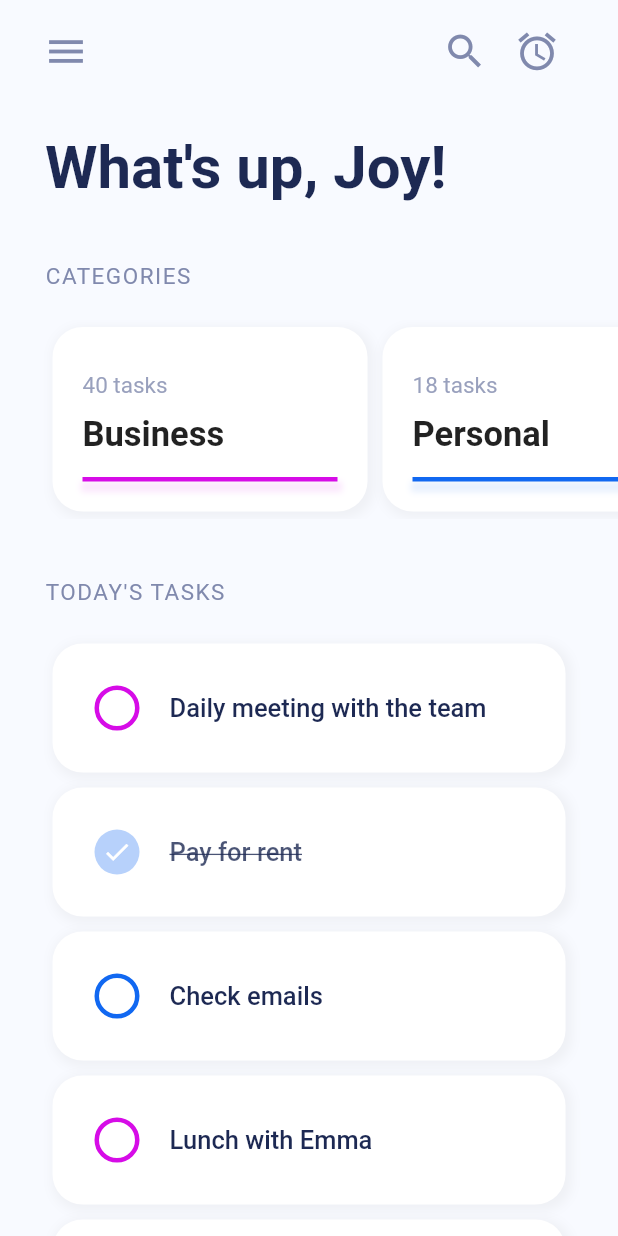
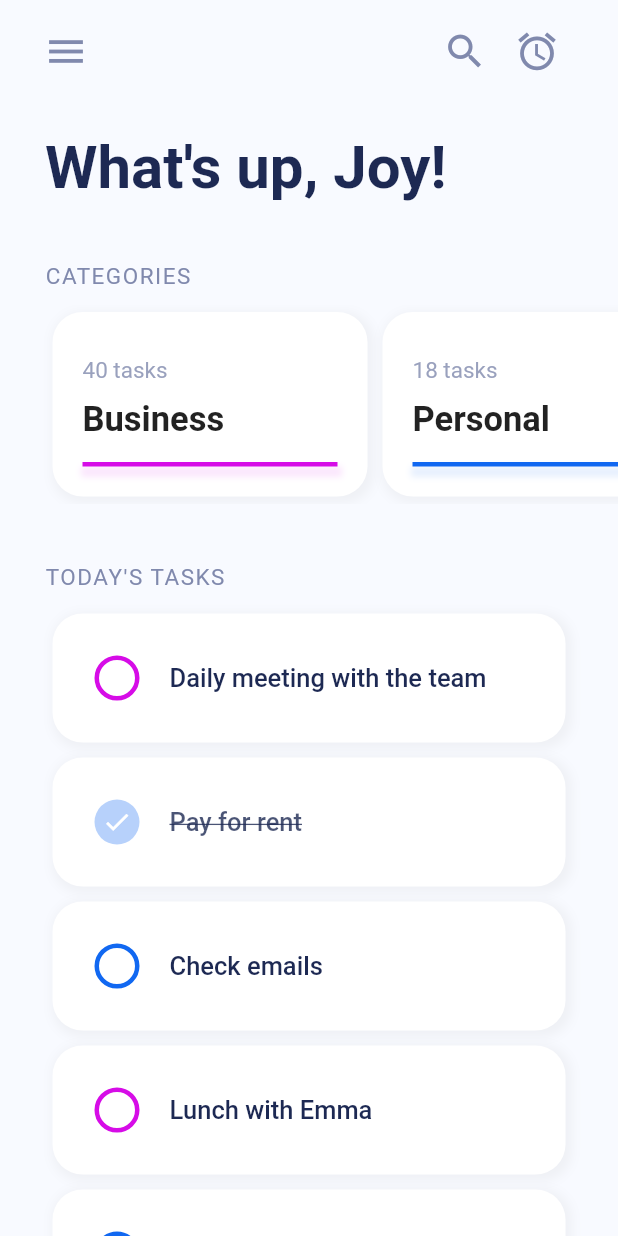
Before and after one commit to bjornnorgaard/flutter, a Flutter app: the screen it shows after launch, on a phone screen of 412 x 824 dp. Run offline on Flutter 3.47's test engine with Material 2 defaults, Android fonts, the phone set to English and light mode, and no system bars; our stand-ins replace google_fonts.

Commit message:
Updated padding on section header

```diff
--- a/todo_alex_arutuynov/lib/screens/home/home_page.dart
+++ b/todo_alex_arutuynov/lib/screens/home/home_page.dart
@@ -47,7 +47,7 @@ class HomePage extends StatelessWidget {
                 ),
               ),
               Padding(
-                padding: const EdgeInsets.only(left: kleftPadding, bottom: 20),
+                padding: const EdgeInsets.only(left: kleftPadding, bottom: 10),
                 child: SectionHeader(
                   title: "categories",
                 ),
@@ -85,7 +85,7 @@ class HomePage extends StatelessWidget {
                 ),
               ),
               Padding(
-                padding: const EdgeInsets.only(left: kleftPadding, bottom: 20),
+                padding: const EdgeInsets.only(left: kleftPadding, bottom: 10),
                 child: SectionHeader(title: "today's tasks"),
               ),
               Padding(
```
